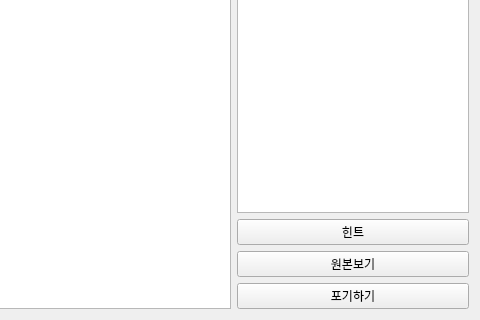
ghkdwjdxo99/Intel_7_openCV_project, file puzzle/playpage.ui: the form before one commit; both pictures show x 129 to 609 and y 93 to 413 of the 609 by 413 pixel window.
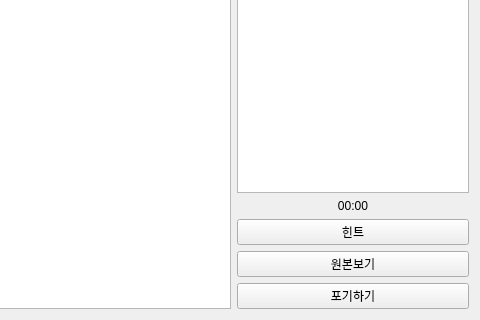
The form after the commit. Custom widgets are drawn as their Qt base class.

Commit message: fail dialog & timer

Patch:
```diff
--- a/puzzle/playpage.ui
+++ b/puzzle/playpage.ui
@@ -13,19 +13,29 @@
   <property name="windowTitle">
    <string>Form</string>
   </property>
-  <layout class="QVBoxLayout" name="verticalLayout_3">
+  <layout class="QHBoxLayout" name="horizontalLayout_2">
    <item>
     <layout class="QHBoxLayout" name="horizontalLayout" stretch="6,4">
      <item>
       <widget class="QGraphicsView" name="PzBoard"/>
      </item>
      <item>
-      <layout class="QVBoxLayout" name="verticalLayout">
+      <layout class="QVBoxLayout" name="verticalLayout" stretch="9,1">
        <item>
         <widget class="DraggableListWidget" name="PieceBoard"/>
        </item>
        <item>
         <layout class="QVBoxLayout" name="verticalLayout_2">
+         <item>
+          <widget class="QLabel" name="timerLabel">
+           <property name="text">
+            <string>00:00</string>
+           </property>
+           <property name="alignment">
+            <set>Qt::AlignCenter</set>
+           </property>
+          </widget>
+         </item>
          <item>
           <widget class="QPushButton" name="HintBT">
            <property name="text">
```
The commit also changes 9 other files.
